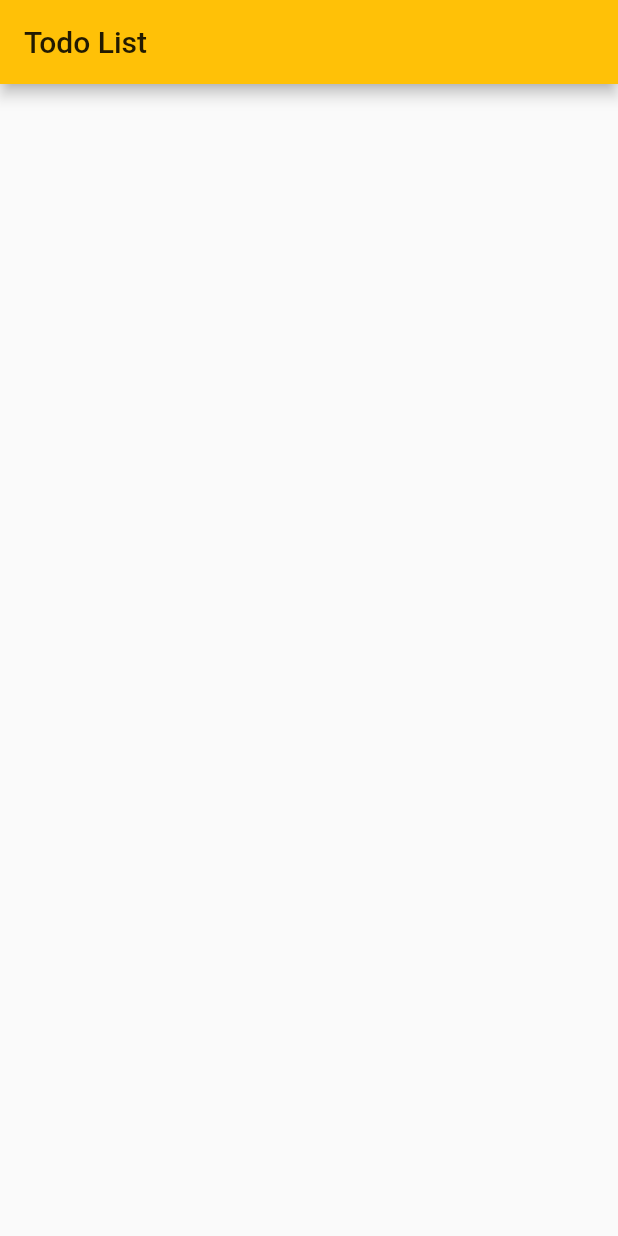
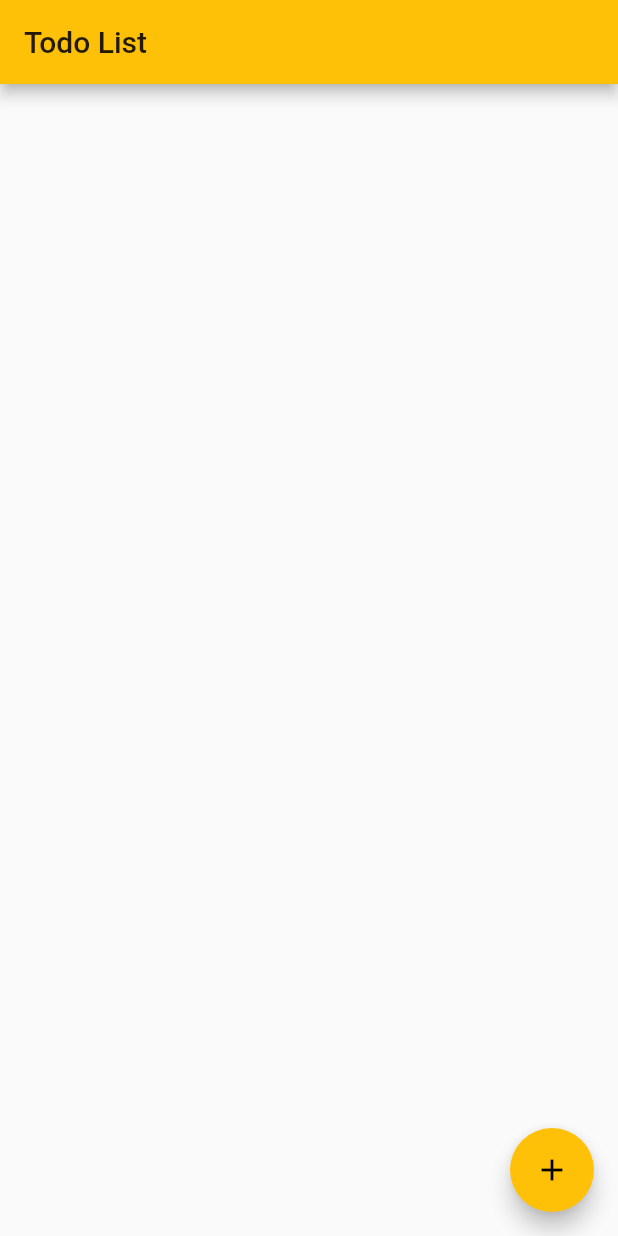
Before and after one commit to AbderrahmenBmz/Simple-Todos-Flutter, a Flutter app: the screen it shows after launch, on a phone screen of 412 x 824 dp. Run offline on Flutter 3.47's test engine with Material 2 defaults, Android fonts, the phone set to English and light mode, and no system bars.

Commit message:
add listView Widget

```diff
--- a/lib/main.dart
+++ b/lib/main.dart
@@ -8,7 +8,7 @@ class MyApp extends StatelessWidget {
   Widget build(BuildContext context) {
     return MaterialApp(
       debugShowCheckedModeBanner: false,
-      title: 'Flutter Demo',
+      title: 'Todo App',
       theme: ThemeData(
         primarySwatch: Colors.amber,
       ),
@@ -23,12 +23,42 @@ class SimpleTodo extends StatefulWidget {
 }
 
 class _SimpleTodoState extends State<SimpleTodo> {
+  List<String> _todoItems = [];
+
+  void _addTodoItem() {
+    setState(() {
+      int index = _todoItems.length;
+      _todoItems.add('Item' + index.toString());
+    });
+  }
+
+  // Build the whole list of todo items
+  Widget _buildTodoList() {
+    return new ListView.builder(
+      itemBuilder: (context, index) {
+        if (index < _todoItems.length) {
+          return _buildTodoItem(_todoItems[index]);
+        }
+      },
+    );
+  }
+
+  Widget _buildTodoItem(String todoText) {
+    return ListTile(title: Text(todoText));
+  }
+
   @override
   Widget build(BuildContext context) {
     return Scaffold(
       appBar: AppBar(
         title: Text('Todo List'),
       ),
+      body: _buildTodoList(),
+      floatingActionButton: FloatingActionButton(
+        onPressed: _addTodoItem,
+        tooltip: 'Add Task',
+        child: Icon(Icons.add),
+      ),
     );
   }
 }
```
